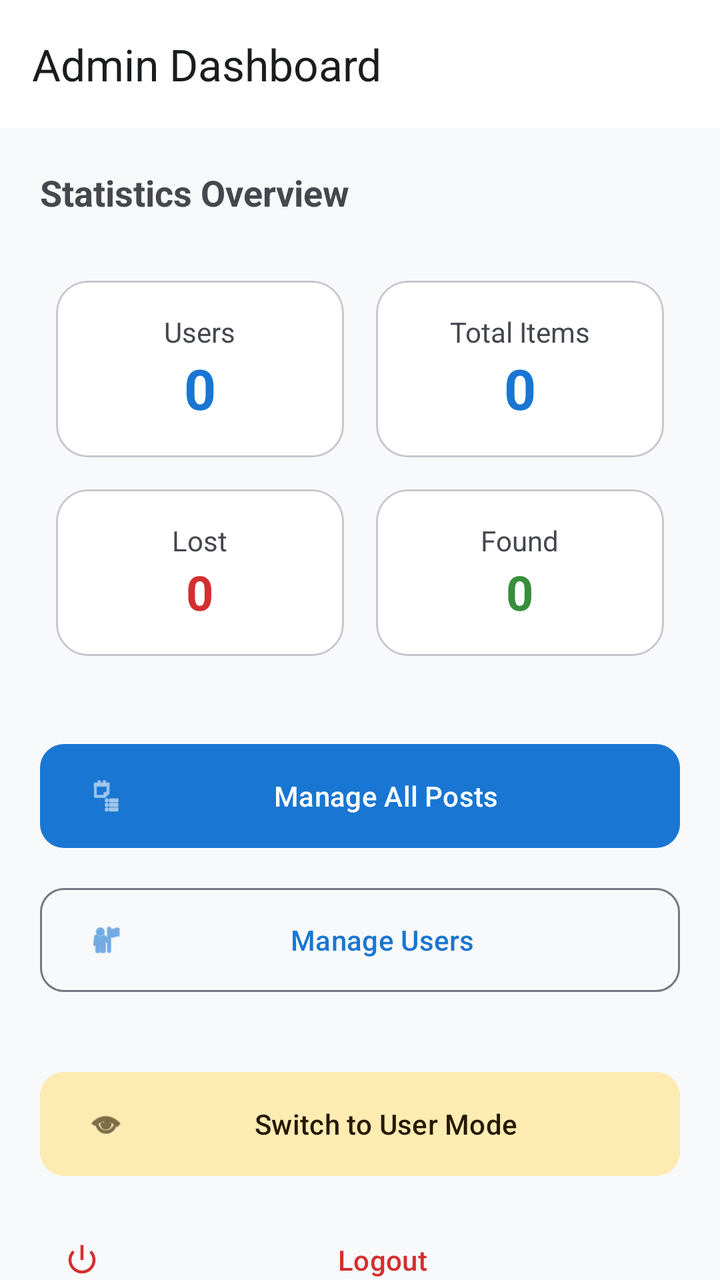
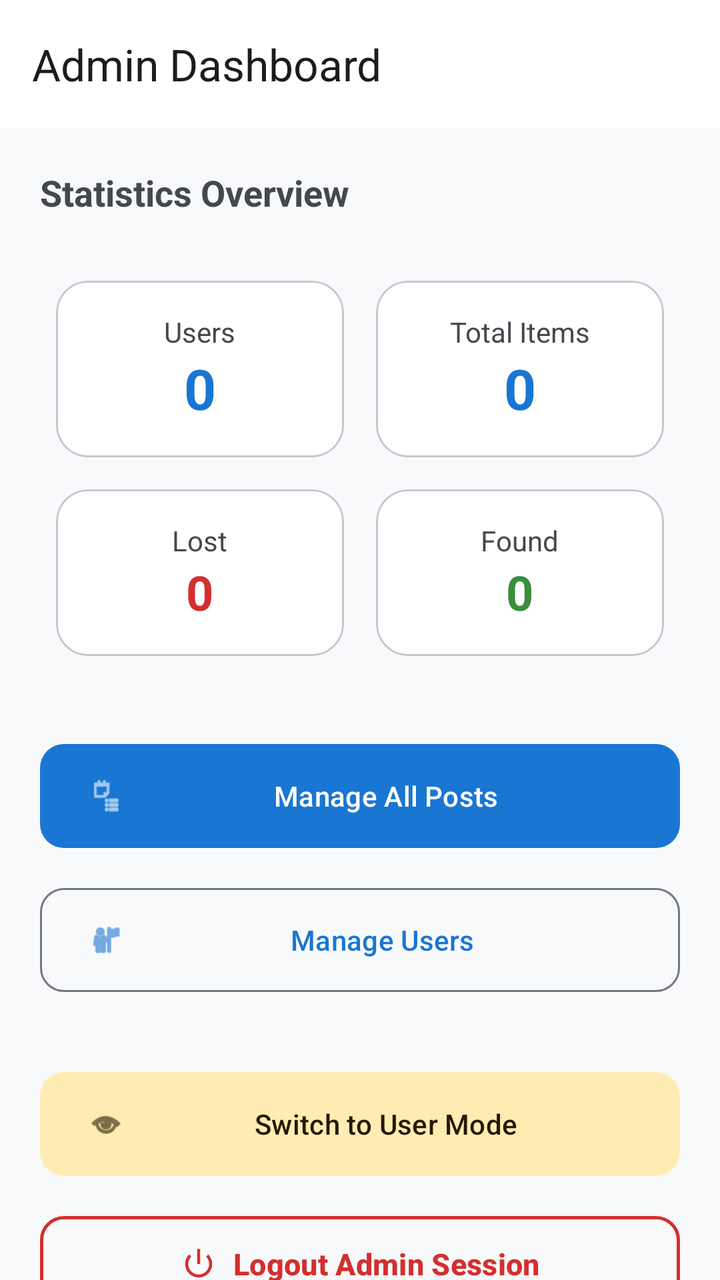

Compare the two renders of this Android layout. The source of the first and the diff that turns it into the second are given below.
<!-- AndroidManifest.xml: application theme Theme.CampusFind -->
<!-- res/layout/activity_admin_dashboard.xml -->
<?xml version="1.0" encoding="utf-8"?>
<LinearLayout xmlns:android="http://schemas.android.com/apk/res/android"
    xmlns:app="http://schemas.android.com/apk/res-auto"
    android:layout_width="match_parent"
    android:layout_height="match_parent"
    android:background="@color/background"
    android:orientation="vertical">

    <com.google.android.material.appbar.MaterialToolbar
        android:id="@+id/toolbar"
        android:layout_width="match_parent"
        android:layout_height="?attr/actionBarSize"
        android:background="@color/surface"
        app:title="Admin Dashboard"
        app:titleTextColor="@color/on_surface" />

    <androidx.core.widget.NestedScrollView
        android:layout_width="match_parent"
        android:layout_height="match_parent"
        android:fillViewport="true">

        <LinearLayout
            android:layout_width="match_parent"
            android:layout_height="wrap_content"
            android:orientation="vertical"
            android:padding="20dp">

            <TextView
                android:layout_width="wrap_content"
                android:layout_height="wrap_content"
                android:layout_marginBottom="24dp"
                android:text="Statistics Overview"
                android:textColor="@color/on_surface_variant"
                android:textSize="18sp"
                android:textStyle="bold" />

            <GridLayout
                android:layout_width="match_parent"
                android:layout_height="wrap_content"
                android:alignmentMode="alignMargins"
                android:columnCount="2"
                android:columnOrderPreserved="false">

                
                <com.google.android.material.card.MaterialCardView
                    android:layout_width="0dp"
                    android:layout_height="wrap_content"
                    android:layout_columnWeight="1"
                    android:layout_margin="8dp"
                    app:cardCornerRadius="16dp">

                    <LinearLayout
                        android:layout_width="match_parent"
                        android:layout_height="wrap_content"
                        android:gravity="center"
                        android:orientation="vertical"
                        android:padding="16dp">

                        <TextView
                            android:layout_width="wrap_content"
                            android:layout_height="wrap_content"
                            android:text="Users"
                            android:textColor="@color/on_surface_variant" />

                        <TextView
                            android:id="@+id/tvTotalUsers"
                            android:layout_width="wrap_content"
                            android:layout_height="wrap_content"
                            android:text="0"
                            android:textColor="@color/primary"
                            android:textSize="28sp"
                            android:textStyle="bold" />
                    </LinearLayout>
                </com.google.android.material.card.MaterialCardView>

                
                <com.google.android.material.card.MaterialCardView
                    android:layout_width="0dp"
                    android:layout_height="wrap_content"
                    android:layout_columnWeight="1"
                    android:layout_margin="8dp"
                    app:cardCornerRadius="16dp">

                    <LinearLayout
                        android:layout_width="match_parent"
                        android:layout_height="wrap_content"
                        android:gravity="center"
                        android:orientation="vertical"
                        android:padding="16dp">

                        <TextView
                            android:layout_width="wrap_content"
                            android:layout_height="wrap_content"
                            android:text="Total Items"
                            android:textColor="@color/on_surface_variant" />

                        <TextView
                            android:id="@+id/tvTotalItems"
                            android:layout_width="wrap_content"
                            android:layout_height="wrap_content"
                            android:text="0"
                            android:textColor="@color/primary"
                            android:textSize="28sp"
                            android:textStyle="bold" />
                    </LinearLayout>
                </com.google.android.material.card.MaterialCardView>

                
                <com.google.android.material.card.MaterialCardView
                    android:layout_width="0dp"
                    android:layout_height="wrap_content"
                    android:layout_columnWeight="1"
                    android:layout_margin="8dp"
                    app:cardCornerRadius="16dp">

                    <LinearLayout
                        android:layout_width="match_parent"
                        android:layout_height="wrap_content"
                        android:gravity="center"
                        android:orientation="vertical"
                        android:padding="16dp">

                        <TextView
                            android:layout_width="wrap_content"
                            android:layout_height="wrap_content"
                            android:text="Lost"
                            android:textColor="@color/on_surface_variant" />

                        <TextView
                            android:id="@+id/tvLostCount"
                            android:layout_width="wrap_content"
                            android:layout_height="wrap_content"
                            android:text="0"
                            android:textColor="@color/lost_red"
                            android:textSize="24sp"
                            android:textStyle="bold" />
                    </LinearLayout>
                </com.google.android.material.card.MaterialCardView>

                
                <com.google.android.material.card.MaterialCardView
                    android:layout_width="0dp"
                    android:layout_height="wrap_content"
                    android:layout_columnWeight="1"
                    android:layout_margin="8dp"
                    app:cardCornerRadius="16dp">

                    <LinearLayout
                        android:layout_width="match_parent"
                        android:layout_height="wrap_content"
                        android:gravity="center"
                        android:orientation="vertical"
                        android:padding="16dp">

                        <TextView
                            android:layout_width="wrap_content"
                            android:layout_height="wrap_content"
                            android:text="Found"
                            android:textColor="@color/on_surface_variant" />

                        <TextView
                            android:id="@+id/tvFoundCount"
                            android:layout_width="wrap_content"
                            android:layout_height="wrap_content"
                            android:text="0"
                            android:textColor="@color/found_green"
                            android:textSize="24sp"
                            android:textStyle="bold" />
                    </LinearLayout>
                </com.google.android.material.card.MaterialCardView>
            </GridLayout>

            <com.google.android.material.button.MaterialButton
                android:id="@+id/btnManagePosts"
                android:layout_width="match_parent"
                android:layout_height="60dp"
                android:layout_marginTop="32dp"
                android:text="Manage All Posts"
                app:cornerRadius="12dp"
                app:icon="@android:drawable/ic_menu_agenda" />

            <com.google.android.material.button.MaterialButton
                android:id="@+id/btnManageUsers"
                style="@style/Widget.Material3.Button.OutlinedButton"
                android:layout_width="match_parent"
                android:layout_height="60dp"
                android:layout_marginTop="12dp"
                android:text="Manage Users"
                app:cornerRadius="12dp"
                app:icon="@android:drawable/ic_menu_myplaces" />

            <com.google.android.material.button.MaterialButton
                android:id="@+id/btnUserMode"
                style="@style/Widget.Material3.Button.TonalButton"
                android:layout_width="match_parent"
                android:layout_height="60dp"
                android:layout_marginTop="32dp"
                android:text="Switch to User Mode"
                app:cornerRadius="12dp"
                app:icon="@android:drawable/ic_menu_view" />

            <com.google.android.material.button.MaterialButton
                android:id="@+id/btnLogout"
                style="@style/Widget.Material3.Button.TextButton"
                android:layout_width="match_parent"
                android:layout_height="60dp"
                android:layout_marginTop="8dp"
                android:text="Logout"
                android:textColor="@color/lost_red"
                app:icon="@android:drawable/ic_lock_power_off"
                app:iconTint="@color/lost_red" />

        </LinearLayout>
    </androidx.core.widget.NestedScrollView>

</LinearLayout>
<!-- resources referenced by this layout -->
<resources>
  <color name="background">#F8F9FA</color>
  <color name="found_green">#388E3C</color>
  <color name="lost_red">#D32F2F</color>
  <color name="on_surface">#1A1C1E</color>
  <color name="on_surface_variant">#44474E</color>
  <color name="primary">#1976D2</color>
  <color name="surface">#FFFFFF</color>
  <style name="Theme.CampusFind" parent="Base.Theme.CampusFind" />
  <style name="Base.Theme.CampusFind" parent="Theme.Material3.DayNight.NoActionBar">
          
          <item name="colorPrimary">@color/primary</item>
          <item name="colorOnPrimary">@color/on_primary</item>
          <item name="colorPrimaryContainer">@color/primary_container</item>
          <item name="colorOnPrimaryContainer">@color/on_primary_container</item>
  
          <item name="colorSecondary">@color/secondary</item>
          <item name="colorOnSecondary">@color/on_secondary</item>
          <item name="colorSecondaryContainer">@color/secondary_container</item>
          <item name="colorOnSecondaryContainer">@color/on_secondary_container</item>
  
          <item name="android:colorBackground">@color/background</item>
          <item name="colorOnBackground">@color/on_background</item>
          <item name="colorSurface">@color/surface</item>
          <item name="colorOnSurface">@color/on_surface</item>
          <item name="colorSurfaceVariant">@color/surface_variant</item>
          <item name="colorOnSurfaceVariant">@color/on_surface_variant</item>
          <item name="colorOutline">@color/outline</item>
  
          
          <item name="android:statusBarColor">?attr/colorPrimary</item>
          <item name="android:windowLightStatusBar">false</item>
      </style>
  <color name="on_primary">#FFFFFF</color>
  <color name="primary_container">#D1E4FF</color>
  <color name="on_primary_container">#001D36</color>
  <color name="secondary">#FFB300</color>
  <color name="on_secondary">#000000</color>
  <color name="secondary_container">#FFECB3</color>
  <color name="on_secondary_container">#261900</color>
  <color name="on_background">#1A1C1E</color>
  <color name="surface_variant">#E1E2EC</color>
  <color name="outline">#74777F</color>
</resources>

<!-- the commit's change to res/layout/activity_admin_dashboard.xml (unified diff, before → after) -->
@@ -201,14 +201,21 @@
 
             <com.google.android.material.button.MaterialButton
                 android:id="@+id/btnLogout"
-                style="@style/Widget.Material3.Button.TextButton"
-                android:layout_width="match_parent"
-                android:layout_height="60dp"
-                android:layout_marginTop="8dp"
-                android:text="Logout"
+                style="@style/Widget.Material3.Button.OutlinedButton"
+                android:layout_width="match_parent"
+                android:layout_height="56dp"
+                android:layout_marginTop="12dp"
+                android:text="Logout Admin Session"
                 android:textColor="@color/lost_red"
+                android:textSize="15sp"
+                android:textStyle="bold"
+                app:cornerRadius="12dp"
                 app:icon="@android:drawable/ic_lock_power_off"
-                app:iconTint="@color/lost_red" />
+                app:iconGravity="textStart"
+                app:iconPadding="8dp"
+                app:iconTint="@color/lost_red"
+                app:strokeColor="@color/lost_red"
+                app:strokeWidth="1.5dp" />
 
         </LinearLayout>
     </androidx.core.widget.NestedScrollView>
